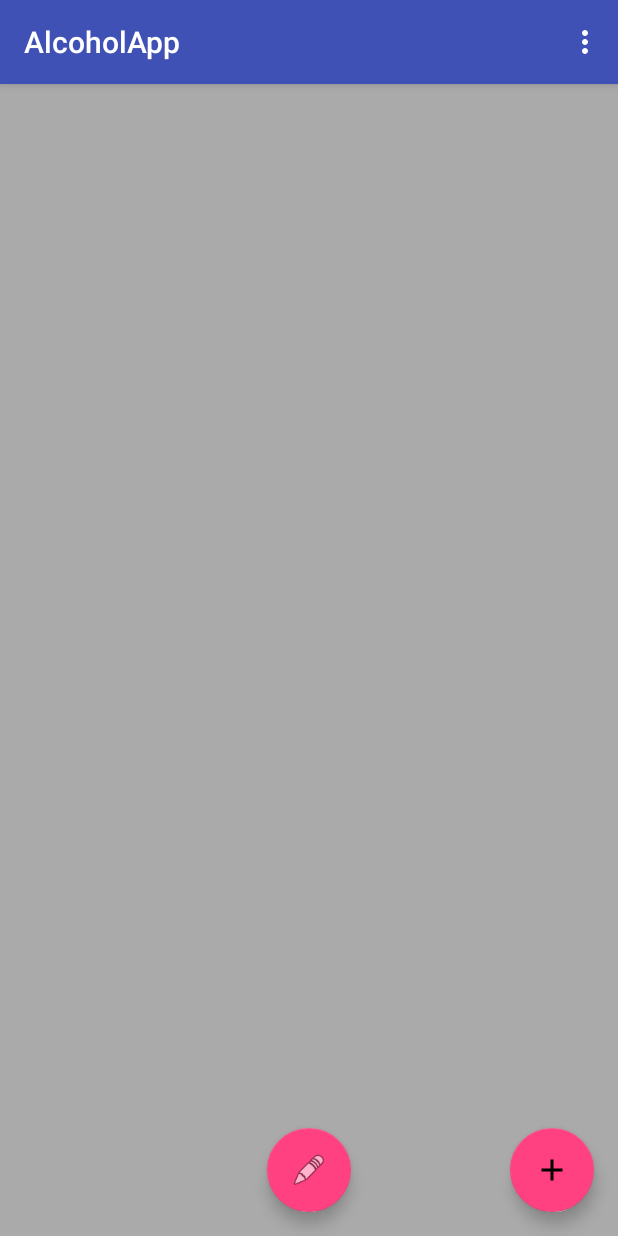
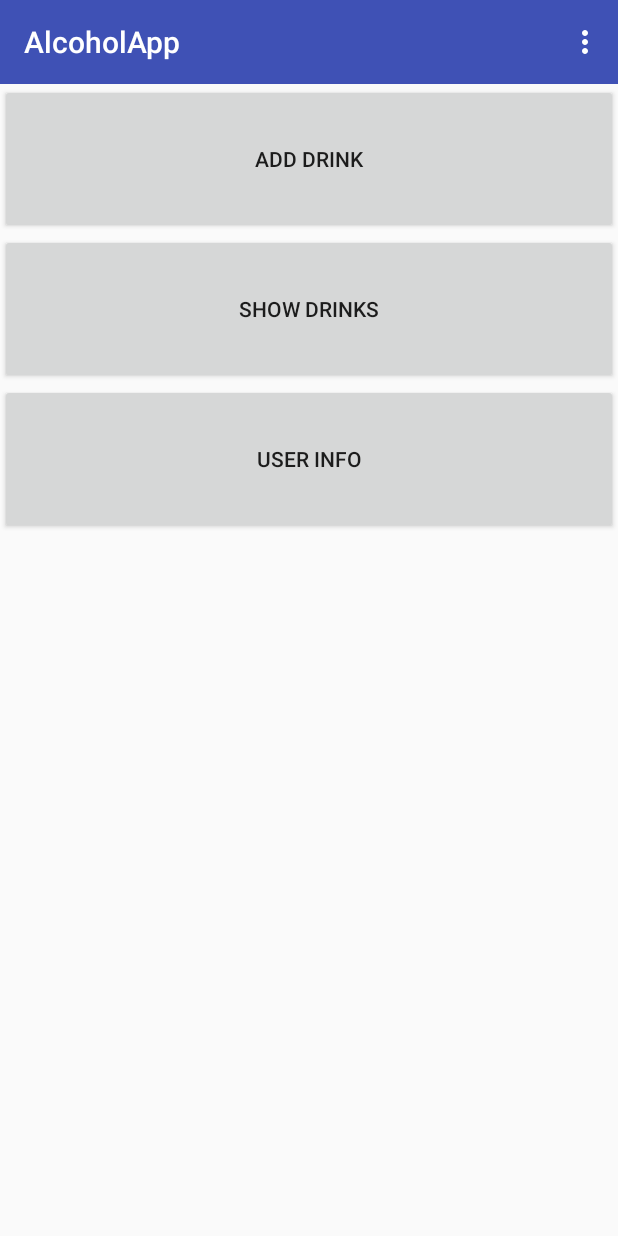
Before and after one commit to Aleksi123/ABVcalculator, an Android app: the screen it shows after launch (MainActivity), on a phone screen of 412 x 824 dp. Run offline under Robolectric (Android 15) with nearby library versions, the phone set to English and light mode, and no system bars; our stand-ins replace Room's generated code; libraries missing offline, so code that uses them is left out: android.arch.persistence.

Commit message:
UserInfo and mainmenu done

```diff
--- a/app/src/main/AndroidManifest.xml
+++ b/app/src/main/AndroidManifest.xml
@@ -19,8 +19,9 @@
                 <category android:name="android.intent.category.LAUNCHER" />
             </intent-filter>
         </activity>
-        <activity android:name=".Activity.NewDrinkActivity" />
-        <activity android:name=".Activity.UserInfoActivity"></activity>
+        <activity android:name=".Activity.ShowDrinksActivity"/>
+        <activity android:name=".Activity.NewDrinkActivity"/>
+        <activity android:name=".Activity.UserInfoActivity"/>
     </application>
 
 </manifest>
--- a/app/src/main/java/com/example/a/alcoholapp/Activity/DrinkListAdapter.java
+++ b/app/src/main/java/com/example/a/alcoholapp/Activity/DrinkListAdapter.java
@@ -7,11 +7,9 @@ import android.view.LayoutInflater;
 import android.view.View;
 import android.view.ViewGroup;
 import android.widget.Button;
-
 import com.example.a.alcoholapp.Database.Entity.Drink;
+import java.util.List;
 import com.example.a.alcoholapp.R;
-
-import java.util.List;
 
 public class DrinkListAdapter extends RecyclerView.Adapter<DrinkListAdapter.DrinkViewHolder> {
 
--- a/app/src/main/java/com/example/a/alcoholapp/Activity/MainActivity.java
+++ b/app/src/main/java/com/example/a/alcoholapp/Activity/MainActivity.java
@@ -1,100 +1,60 @@
 package com.example.a.alcoholapp.Activity;
 
-import android.arch.lifecycle.Observer;
 import android.arch.lifecycle.ViewModelProviders;
 import android.content.Context;
 import android.content.Intent;
-import android.support.annotation.Nullable;
-import android.support.design.widget.FloatingActionButton;
 import android.support.v7.app.AppCompatActivity;
 import android.os.Bundle;
-import android.support.v7.widget.LinearLayoutManager;
-import android.support.v7.widget.RecyclerView;
 import android.support.v7.widget.Toolbar;
 import android.view.Menu;
 import android.view.MenuItem;
 import android.view.View;
+import android.widget.Button;
 import android.widget.Toast;
-
 import com.example.a.alcoholapp.Database.Entity.Drink;
-import com.example.a.alcoholapp.Listeners.RecyclerItemClickListener;
+import com.example.a.alcoholapp.R;
 import com.example.a.alcoholapp.ViewModel.DrinkViewModel;
-import com.example.a.alcoholapp.R;
-
-import java.util.List;
 
 public class MainActivity extends AppCompatActivity {
 
+    Button addDrink, showDrinks, userInfo;
     public static final int NEW_DRINK_ACTIVITY_REQUEST_CODE = 1;
     public static final int MODIFY_DRINK_ACTIVITY_REQUEST_CODE = 2;
-
     private DrinkViewModel mDrinkViewModel;
 
     @Override
     protected void onCreate(Bundle savedInstanceState) {
         super.onCreate(savedInstanceState);
         setContentView(R.layout.activity_main);
-
-        Toolbar toolbar = findViewById(R.id.toolbar);
+        Toolbar toolbar = findViewById(R.id.toolbar2);
         setSupportActionBar(toolbar);
-
-        RecyclerView recyclerView = findViewById(R.id.recyclerview);
-        final DrinkListAdapter adapter = new DrinkListAdapter(this);
-        recyclerView.setAdapter(adapter);
-        recyclerView.setLayoutManager(new LinearLayoutManager(this));
-
-        //Add onItemTouchListener for recyclerview
-        recyclerView.addOnItemTouchListener(
-            new RecyclerItemClickListener(this, recyclerView, new RecyclerItemClickListener.OnItemClickListener() {
+        addDrink = findViewById(R.id.buttonAddDrink);
+        showDrinks = findViewById(R.id.buttonShowDrinks);
+        userInfo = findViewById(R.id.buttonUserInfo);
+        addDrink.setOnClickListener(new View.OnClickListener() {
             @Override
-            public void onItemClick(View view, int position) {
-                //User clicked on a drink element
-                //switch to NewDrinkActivity
-                Intent intent = new Intent(MainActivity.this, NewDrinkActivity.class);
-                Drink drink = adapter.getAtPosition(position);
-
-                //Set drink information to the intent
-                intent.putExtra(NewDrinkActivity.EXTRA_DRINKID, adapter.getItemId(position));
-                intent.putExtra(NewDrinkActivity.EXTRA_DRINK_NAME, drink.getDrink());
-                intent.putExtra(NewDrinkActivity.EXTRA_DRINK_CL, drink.getCl());
-                intent.putExtra(NewDrinkActivity.EXTRA_DRINK_CALORIES, drink.getCalories());
-
-                startActivityForResult(intent, MODIFY_DRINK_ACTIVITY_REQUEST_CODE);
-            }
-
-            @Override
-            public void onItemLongClick(View view, int position) {
-                //There is no need for longClick method yet...
-            }
-        }));
-        mDrinkViewModel = ViewModelProviders.of(this).get(DrinkViewModel.class);
-
-        mDrinkViewModel.getAllDrinks().observe(this, new Observer<List<Drink>>() {
-            @Override
-            public void onChanged(@Nullable final List<Drink> drinks) {
-                adapter.setDrinks(drinks);
-            }
-        });
-
-        FloatingActionButton fab = findViewById(R.id.fab);
-        fab.setOnClickListener(new View.OnClickListener() {
-            @Override
-            public void onClick(View view) {
-                Intent intent = new Intent(MainActivity.this, NewDrinkActivity.class);
+            public void onClick(View v) {
+                Intent intent = new Intent(MainActivity.this,NewDrinkActivity.class);
                 startActivityForResult(intent, NEW_DRINK_ACTIVITY_REQUEST_CODE);
             }
         });
-
-        FloatingActionButton fab2 = findViewById(R.id.fab2);
-        fab2.setOnClickListener(new View.OnClickListener() {
+        showDrinks.setOnClickListener(new View.OnClickListener() {
             @Override
-            public void onClick(View view) {
-                Intent intent = new Intent(MainActivity.this, UserInfoActivity.class);
+            public void onClick(View v) {
+                Intent intent = new Intent(MainActivity.this,ShowDrinksActivity.class);
                 startActivity(intent);
             }
         });
+        userInfo.setOnClickListener(new View.OnClickListener() {
+            @Override
+            public void onClick(View v) {
+                Intent intent = new Intent(MainActivity.this,UserInfoActivity.class);
+                startActivity(intent);
+            }
+        });
+        mDrinkViewModel = ViewModelProviders.of(this).get(DrinkViewModel.class);
+
     }
-
     @Override
     public boolean onCreateOptionsMenu(Menu menu) {
         getMenuInflater().inflate(R.menu.menu_main, menu);
@@ -109,7 +69,6 @@ public class MainActivity extends AppCompatActivity {
         }
         return super.onOptionsItemSelected(item);
     }
-
     public void onActivityResult(int requestCode, int resultCode, Intent data) {
         super.onActivityResult(requestCode, resultCode, data);
 
@@ -138,5 +97,4 @@ public class MainActivity extends AppCompatActivity {
             }
         }
     }
-
 }
--- a/app/src/main/java/com/example/a/alcoholapp/Database/Dao/UserInfoDao.java
+++ b/app/src/main/java/com/example/a/alcoholapp/Database/Dao/UserInfoDao.java
@@ -14,15 +14,18 @@ public interface UserInfoDao {
     @Query("SELECT * FROM user_info_table")
     LiveData<List<UserInfo>> getAll();
 
+    @Query("SELECT weight FROM user_info_table")
+    LiveData<String> getUserWeight();
+
+    @Query("SELECT gender FROM user_info_table")
+    LiveData<String> getUserGender();
+
     @Insert(onConflict = OnConflictStrategy.REPLACE)
     void insert(UserInfo userInfo);
 
     @Delete
     void delete(UserInfo userInfo);
 
-    @Query("DELETE FROM user_info_table WHERE id = :id")
-    int delete(int id);
-
     @Query("DELETE FROM user_info_table")
     void deleteAll();
 }
--- a/app/src/main/res/layout/activity_main.xml
+++ b/app/src/main/res/layout/activity_main.xml
@@ -1,42 +1,41 @@
 <?xml version="1.0" encoding="utf-8"?>
-
-<android.support.design.widget.CoordinatorLayout xmlns:android="http://schemas.android.com/apk/res/android"
+<android.support.constraint.ConstraintLayout xmlns:android="http://schemas.android.com/apk/res/android"
     xmlns:app="http://schemas.android.com/apk/res-auto"
     xmlns:tools="http://schemas.android.com/tools"
     android:layout_width="match_parent"
     android:layout_height="match_parent"
-    tools:context="com.example.a.alcoholapp.Activity.MainActivity">
+    tools:context=".Activity.MainActivity">
 
-    <android.support.design.widget.AppBarLayout
+    <LinearLayout
         android:layout_width="match_parent"
-        android:layout_height="wrap_content"
-        android:theme="@style/AppTheme.AppBarOverlay">
+        android:layout_height="match_parent"
+        android:orientation="vertical">
 
         <android.support.v7.widget.Toolbar
-            android:id="@+id/toolbar"
+            android:id="@+id/toolbar2"
             android:layout_width="match_parent"
-            android:layout_height="?attr/actionBarSize"
+            android:layout_height="wrap_content"
             android:background="?attr/colorPrimary"
-            app:popupTheme="@style/AppTheme.PopupOverlay" />
+            android:minHeight="?attr/actionBarSize"
+            android:theme="?attr/actionBarTheme" />
 
-    </android.support.design.widget.AppBarLayout>
+        <Button
+            android:id="@+id/buttonAddDrink"
+            android:layout_width="match_parent"
+            android:layout_height="100dp"
+            android:text="@string/addDrink" />
 
-    <include layout="@layout/content_main" />
+        <Button
+            android:id="@+id/buttonShowDrinks"
+            android:layout_width="match_parent"
+            android:layout_height="100dp"
+            android:text="@string/showDrinks" />
 
-    <android.support.design.widget.FloatingActionButton
-        android:id="@+id/fab"
-        android:layout_width="wrap_content"
-        android:layout_height="wrap_content"
-        android:layout_gravity="bottom|end"
-        android:layout_margin="@dimen/fab_margin"
-        android:src="@drawable/ic_add_black_24dp" />
+        <Button
+            android:id="@+id/buttonUserInfo"
+            android:layout_width="match_parent"
+            android:layout_height="100dp"
+            android:text="@string/userInfo" />
 
-    <android.support.design.widget.FloatingActionButton
-        android:id="@+id/fab2"
-        android:layout_width="wrap_content"
-        android:layout_height="wrap_content"
-        android:layout_gravity="bottom|center_horizontal"
-        android:layout_margin="@dimen/fab_margin"
-        android:src="@android:drawable/ic_menu_edit" />
-
-</android.support.design.widget.CoordinatorLayout>
+    </LinearLayout>
+</android.support.constraint.ConstraintLayout>
--- a/app/src/main/res/layout/content_main.xml
+++ b/app/src/main/res/layout/content_main.xml
@@ -7,8 +7,8 @@
     android:layout_width="match_parent"
     android:layout_height="match_parent"
     app:layout_behavior="@string/appbar_scrolling_view_behavior"
-    tools:context="com.example.a.alcoholapp.Activity.MainActivity"
-    tools:showIn="@layout/activity_main">
+    tools:context="com.example.a.alcoholapp.Activity.ShowDrinksActivity"
+    tools:showIn="@layout/activity_showdrinks">
 
     <android.support.v7.widget.RecyclerView
         android:id="@+id/recyclerview"
--- a/app/src/main/res/menu/menu_main.xml
+++ b/app/src/main/res/menu/menu_main.xml
@@ -1,7 +1,7 @@
 <menu xmlns:android="http://schemas.android.com/apk/res/android"
     xmlns:app="http://schemas.android.com/apk/res-auto"
     xmlns:tools="http://schemas.android.com/tools"
-    tools:context="com.example.a.alcoholapp.Activity.MainActivity">
+    tools:context="com.example.a.alcoholapp.Activity.ShowDrinksActivity">
     <item
         android:id="@+id/action_settings"
         android:orderInCategory="100"
--- a/app/src/main/res/values/strings.xml
+++ b/app/src/main/res/values/strings.xml
@@ -10,4 +10,7 @@
     <string name="weight">Weight</string>
     <string name="gender">Gender</string>
     <string name="age">Age</string>
+    <string name="showDrinks">Show Drinks</string>
+    <string name="addDrink">Add Drink</string>
+    <string name="userInfo">User Info</string>
 </resources>
```
Also changed, not shown: app/src/main/java/com/example/a/alcoholapp/Activity/ShowDrinksActivity.java (added, +125 -0 lines), app/src/main/java/com/example/a/alcoholapp/Activity/UserInfoActivity.java (+37 -3 lines), app/src/main/java/com/example/a/alcoholapp/Database/Entity/UserInfo.java (+11 -20 lines), app/src/main/java/com/example/a/alcoholapp/Database/Repository/UserInfoRepository.java (+12 -19 lines), app/src/main/java/com/example/a/alcoholapp/ViewModel/UserInfoViewModel.java (+13 -2 lines), app/src/main/res/layout/activity_showdrinks.xml (added, +35 -0 lines), app/src/main/res/layout/activity_user_info.xml (+27 -11 lines).
